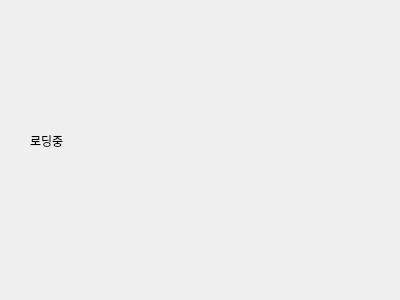
This is loadingdialog.ui in smoothie316/Qt as Qt 5 draws it before an edit. The edited form follows.
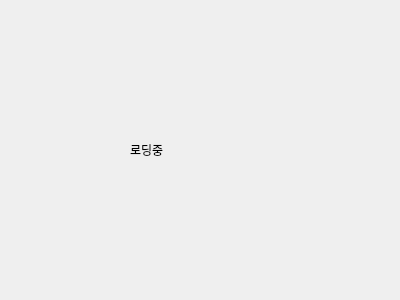
This is the edited form.

Diff of the .ui file:
```diff
--- a/loadingdialog.ui
+++ b/loadingdialog.ui
@@ -13,18 +13,27 @@
   <property name="windowTitle">
    <string>Dialog</string>
   </property>
-  <widget class="QLabel" name="label">
+  <property name="modal">
+   <bool>false</bool>
+  </property>
+  <widget class="QWidget" name="verticalLayoutWidget">
    <property name="geometry">
     <rect>
-     <x>30</x>
-     <y>80</y>
-     <width>331</width>
-     <height>121</height>
+     <x>130</x>
+     <y>110</y>
+     <width>160</width>
+     <height>80</height>
     </rect>
    </property>
+   <layout class="QVBoxLayout" name="verticalLayout">
+    <item>
+     <widget class="QLabel" name="label">
    <property name="text">
     <string>로딩중</string>
    </property>
+     </widget>
+    </item>
+   </layout>
   </widget>
  </widget>
  <resources/>
```
Left out of the diff: 2 changed lines with no effect on the pictures. Lines whose indentation alone changed are shown as unchanged.
